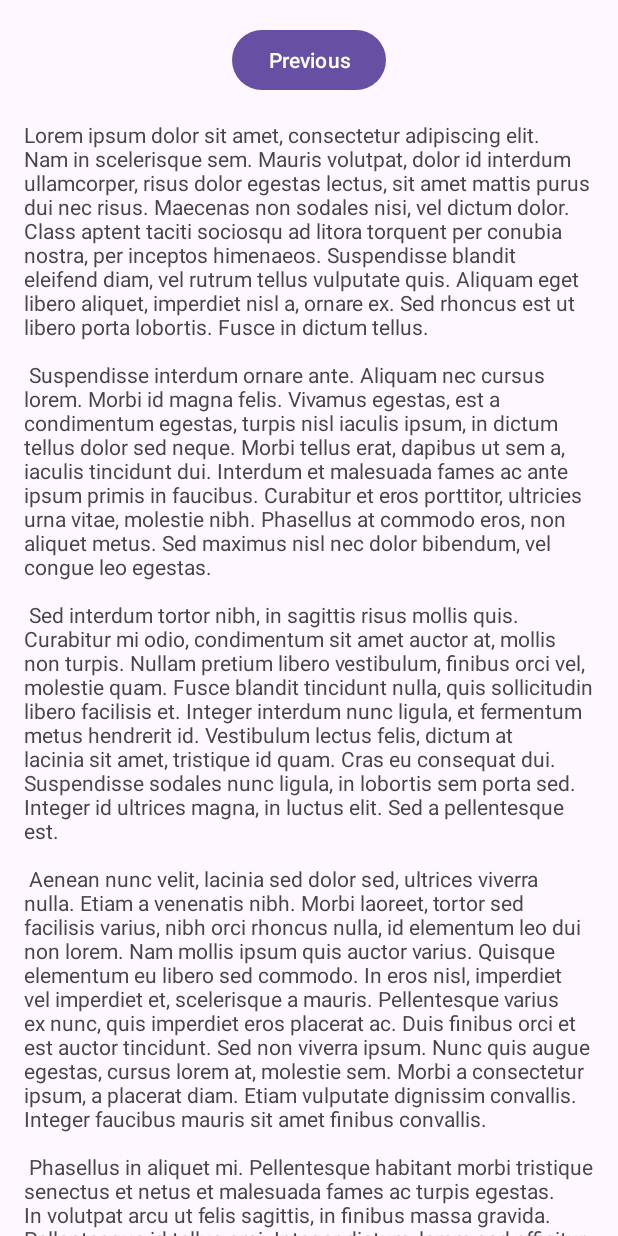
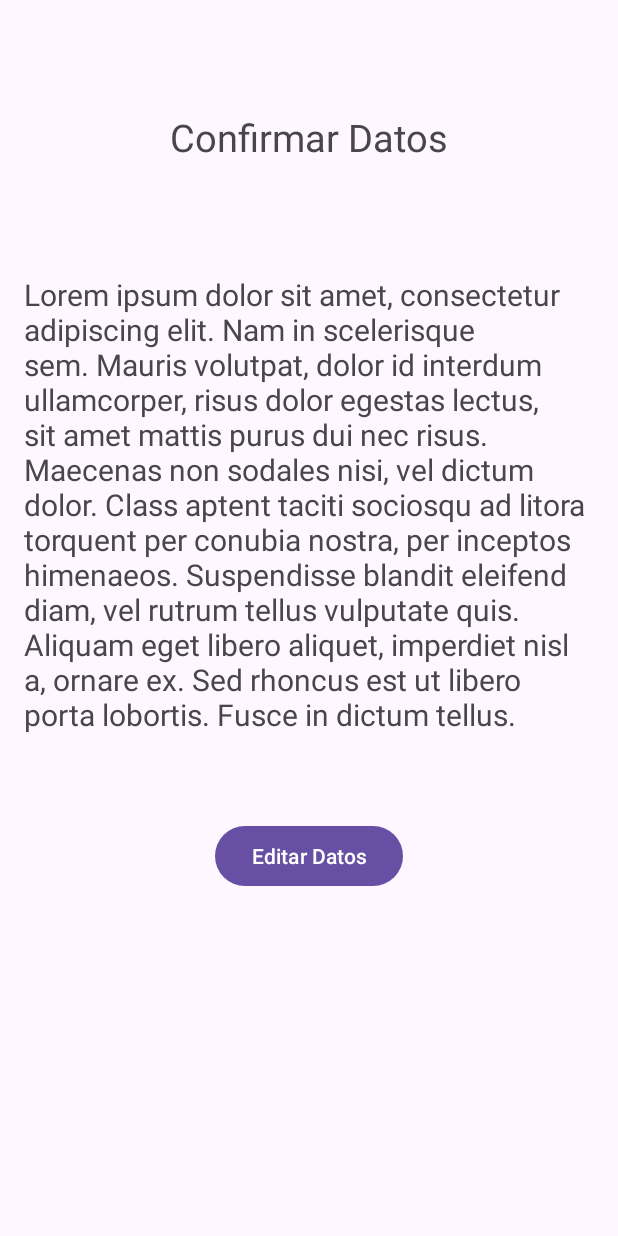
Before and after one commit to mauriciogalo/android-CONTACTOS, an Android app: the layout fragment_second.xml on its own in the app's theme, with its tools: preview values and no code run, on a phone screen of 412 x 824 dp. Run offline under Robolectric (Android 15) with nearby library versions, the phone set to English and light mode, and no system bars.

```diff
--- a/app/src/main/res/layout/fragment_second.xml
+++ b/app/src/main/res/layout/fragment_second.xml
@@ -16,10 +16,23 @@
             android:layout_width="wrap_content"
             android:layout_height="wrap_content"
             android:text="@string/previous"
+            app:layout_constraintTop_toBottomOf="@id/textview_second"
+            app:layout_constraintEnd_toEndOf="parent"
+            app:layout_constraintStart_toStartOf="parent"
+            android:layout_marginTop="10sp"/>
+
+        <TextView
+            android:id="@+id/conf"
+            android:layout_width="wrap_content"
+            android:layout_height="wrap_content"
+            android:text="@string/confirmar_datos"
+            android:textSize="25sp"
             app:layout_constraintBottom_toTopOf="@id/textview_second"
             app:layout_constraintEnd_toEndOf="parent"
             app:layout_constraintStart_toStartOf="parent"
-            app:layout_constraintTop_toTopOf="parent" />
+            app:layout_constraintTop_toTopOf="parent">
+
+        </TextView>
 
         <TextView
             android:id="@+id/textview_second"
@@ -27,9 +40,10 @@
             android:layout_height="wrap_content"
             android:layout_marginTop="16dp"
             android:text="@string/lorem_ipsum"
+            android:textSize="20sp"
             app:layout_constraintBottom_toBottomOf="parent"
             app:layout_constraintEnd_toEndOf="parent"
             app:layout_constraintStart_toStartOf="parent"
-            app:layout_constraintTop_toBottomOf="@id/button_second" />
+            app:layout_constraintTop_toBottomOf="@id/conf" />
     </androidx.constraintlayout.widget.ConstraintLayout>
 </androidx.core.widget.NestedScrollView>
--- a/app/src/main/res/values/strings.xml
+++ b/app/src/main/res/values/strings.xml
@@ -4,8 +4,8 @@
     <!-- Strings used for fragments for navigation -->
     <string name="first_fragment_label">First Fragment</string>
     <string name="second_fragment_label">Second Fragment</string>
-    <string name="next">Next</string>
-    <string name="previous">Previous</string>
+    <string name="next">Siguiente</string>
+    <string name="previous">Editar Datos</string>
 
     <string name="lorem_ipsum">
         Lorem ipsum dolor sit amet, consectetur adipiscing elit. Nam in scelerisque sem. Mauris
@@ -14,37 +14,10 @@
         litora torquent per conubia nostra, per inceptos himenaeos. Suspendisse blandit eleifend
         diam, vel rutrum tellus vulputate quis. Aliquam eget libero aliquet, imperdiet nisl a,
         ornare ex. Sed rhoncus est ut libero porta lobortis. Fusce in dictum tellus.\n\n
-        Suspendisse interdum ornare ante. Aliquam nec cursus lorem. Morbi id magna felis. Vivamus
-        egestas, est a condimentum egestas, turpis nisl iaculis ipsum, in dictum tellus dolor sed
-        neque. Morbi tellus erat, dapibus ut sem a, iaculis tincidunt dui. Interdum et malesuada
-        fames ac ante ipsum primis in faucibus. Curabitur et eros porttitor, ultricies urna vitae,
-        molestie nibh. Phasellus at commodo eros, non aliquet metus. Sed maximus nisl nec dolor
-        bibendum, vel congue leo egestas.\n\n
-        Sed interdum tortor nibh, in sagittis risus mollis quis. Curabitur mi odio, condimentum sit
-        amet auctor at, mollis non turpis. Nullam pretium libero vestibulum, finibus orci vel,
-        molestie quam. Fusce blandit tincidunt nulla, quis sollicitudin libero facilisis et. Integer
-        interdum nunc ligula, et fermentum metus hendrerit id. Vestibulum lectus felis, dictum at
-        lacinia sit amet, tristique id quam. Cras eu consequat dui. Suspendisse sodales nunc ligula,
-        in lobortis sem porta sed. Integer id ultrices magna, in luctus elit. Sed a pellentesque
-        est.\n\n
-        Aenean nunc velit, lacinia sed dolor sed, ultrices viverra nulla. Etiam a venenatis nibh.
-        Morbi laoreet, tortor sed facilisis varius, nibh orci rhoncus nulla, id elementum leo dui
-        non lorem. Nam mollis ipsum quis auctor varius. Quisque elementum eu libero sed commodo. In
-        eros nisl, imperdiet vel imperdiet et, scelerisque a mauris. Pellentesque varius ex nunc,
-        quis imperdiet eros placerat ac. Duis finibus orci et est auctor tincidunt. Sed non viverra
-        ipsum. Nunc quis augue egestas, cursus lorem at, molestie sem. Morbi a consectetur ipsum, a
-        placerat diam. Etiam vulputate dignissim convallis. Integer faucibus mauris sit amet finibus
-        convallis.\n\n
-        Phasellus in aliquet mi. Pellentesque habitant morbi tristique senectus et netus et
-        malesuada fames ac turpis egestas. In volutpat arcu ut felis sagittis, in finibus massa
-        gravida. Pellentesque id tellus orci. Integer dictum, lorem sed efficitur ullamcorper,
-        libero justo consectetur ipsum, in mollis nisl ex sed nisl. Donec maximus ullamcorper
-        sodales. Praesent bibendum rhoncus tellus nec feugiat. In a ornare nulla. Donec rhoncus
-        libero vel nunc consequat, quis tincidunt nisl eleifend. Cras bibendum enim a justo luctus
-        vestibulum. Fusce dictum libero quis erat maximus, vitae volutpat diam dignissim.
     </string>
     <string name="nombre">NOMBRE</string>
     <string name="telefono">TELEFONO</string>
     <string name="email">EMAIL</string>
     <string name="descripcion_de_contacto">DESCRIPCION DE CONTACTO</string>
+    <string name="confirmar_datos">Confirmar Datos</string>
 </resources>
```
Also changed, not shown: app/src/main/java/com/example/tarea_s2/FirstFragment.kt (+38 -12 lines), app/src/main/java/com/example/tarea_s2/SecondFragment.kt (+19 -2 lines), app/src/main/res/layout/fragment_first.xml (+10 -5 lines).
